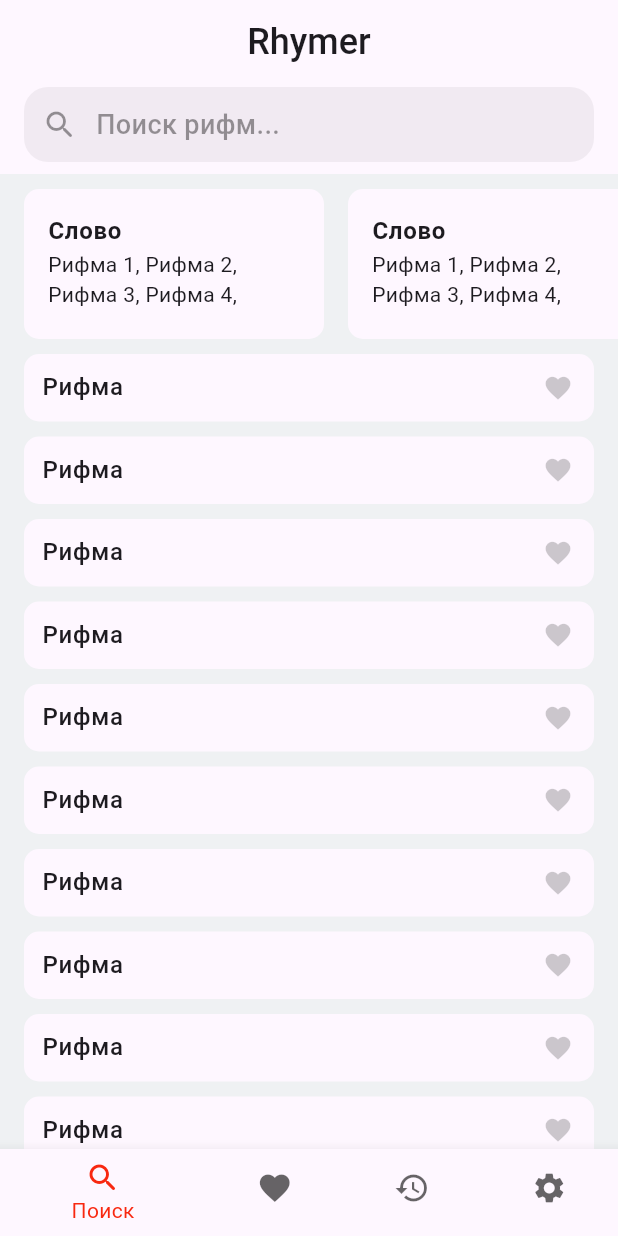
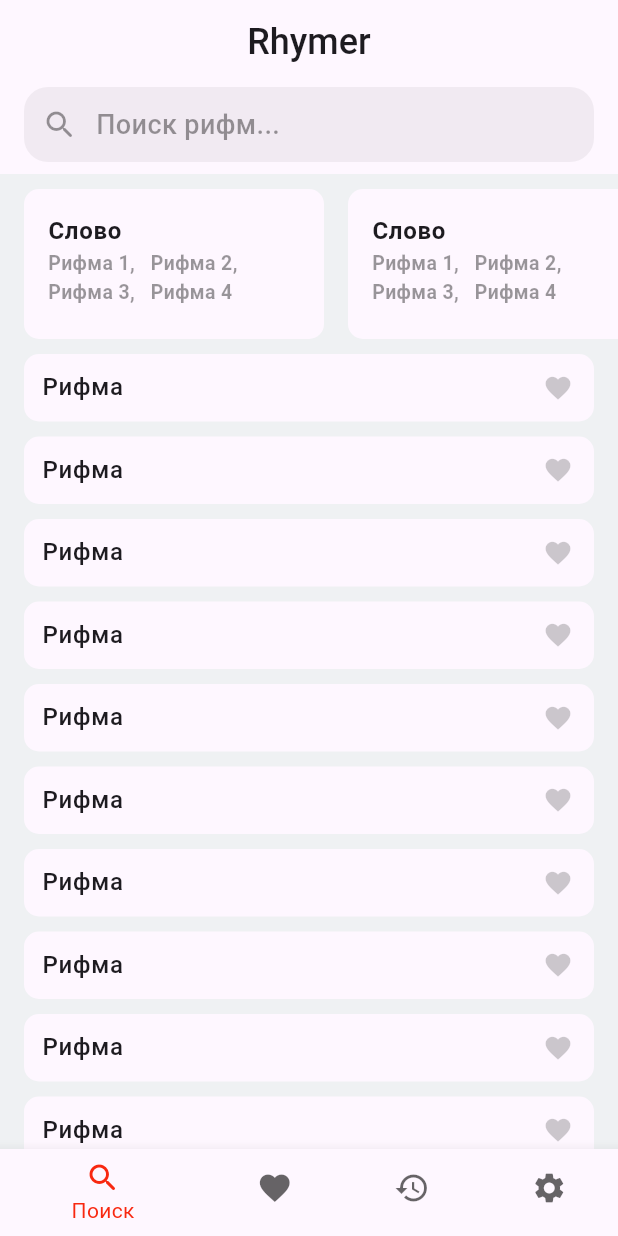
Before and after one commit to dudeel/Rhymer, a Flutter app: the screen it shows after launch, on a phone screen of 412 x 824 dp. Run offline on Flutter 3.47's test engine with Material 2 defaults, Android fonts, the phone set to English and light mode, and no system bars; our stand-ins replace auto_route.

Commit message:
update design history card

```diff
--- a/lib/core/ui/widgets/rhyme_history_card.dart
+++ b/lib/core/ui/widgets/rhyme_history_card.dart
@@ -23,9 +23,23 @@ class RhymeHistoryCard extends StatelessWidget {
           ),
           Flexible(
             child: Text(
-              rhymes.map((e) => '$e, ').join(),
+              rhymes.asMap().entries.map(
+                (e) {
+                  final sb = StringBuffer();
+                  sb.write(e.value);
+                  if (e.key < rhymes.length - 1) {
+                    sb.write(',  ');
+                  }
+                  return '${sb.toString()} ';
+                },
+              ).join(),
               overflow: TextOverflow.ellipsis,
               maxLines: 2,
+              style: theme.textTheme.bodyMedium?.copyWith(
+                fontWeight: FontWeight.w600,
+                fontSize: 13,
+                color: theme.hintColor.withOpacity(0.4),
+              ),
             ),
           ),
         ],
```
